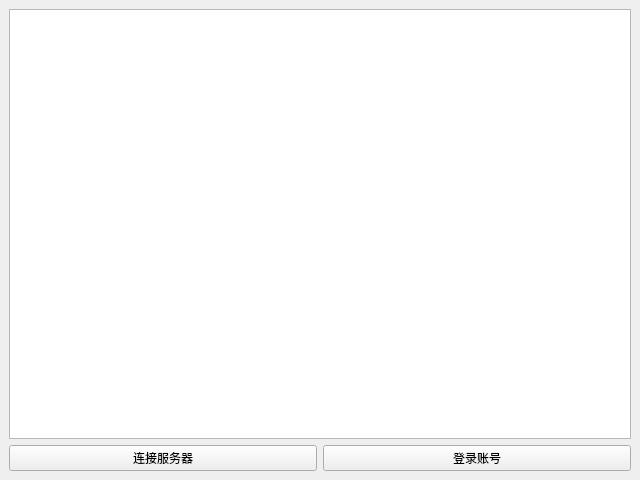
This is MultiClient/Gui/ClientDialog.ui in nakatsusizuru/NetworkSystem as Qt 5 draws it before an edit. The edited form follows.
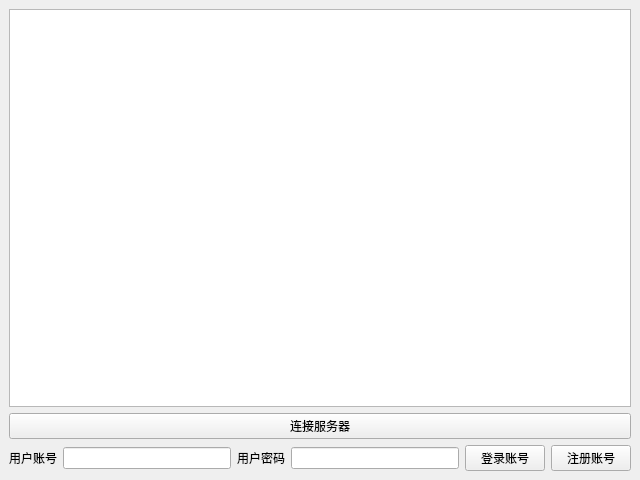
This is the edited form.

What changed in the file:
```diff
--- a/MultiClient/Gui/ClientDialog.ui
+++ b/MultiClient/Gui/ClientDialog.ui
@@ -24,15 +24,35 @@
     <item>
      <widget class="QTableView" name="tableView"/>
     </item>
+    <item>
+     <widget class="QPushButton" name="pushButton">
+      <property name="text">
+       <string>连接服务器</string>
+      </property>
+     </widget>
+    </item>
     <item>
      <layout class="QHBoxLayout" name="horizontalLayout">
       <item>
-       <widget class="QPushButton" name="pushButton">
+       <widget class="QLabel" name="label">
         <property name="text">
-         <string>连接服务器</string>
+         <string>用户账号</string>
         </property>
        </widget>
       </item>
+      <item>
+       <widget class="QLineEdit" name="User"/>
+      </item>
+      <item>
+       <widget class="QLabel" name="label_2">
+        <property name="text">
+         <string>用户密码</string>
+        </property>
+       </widget>
+      </item>
+      <item>
+       <widget class="QLineEdit" name="Pass"/>
+      </item>
       <item>
        <widget class="QPushButton" name="PushSignIn">
         <property name="text">
@@ -40,6 +60,13 @@
         </property>
        </widget>
       </item>
+      <item>
+       <widget class="QPushButton" name="PushWrite">
+        <property name="text">
+         <string>注册账号</string>
+        </property>
+       </widget>
+      </item>
      </layout>
     </item>
    </layout>
```
